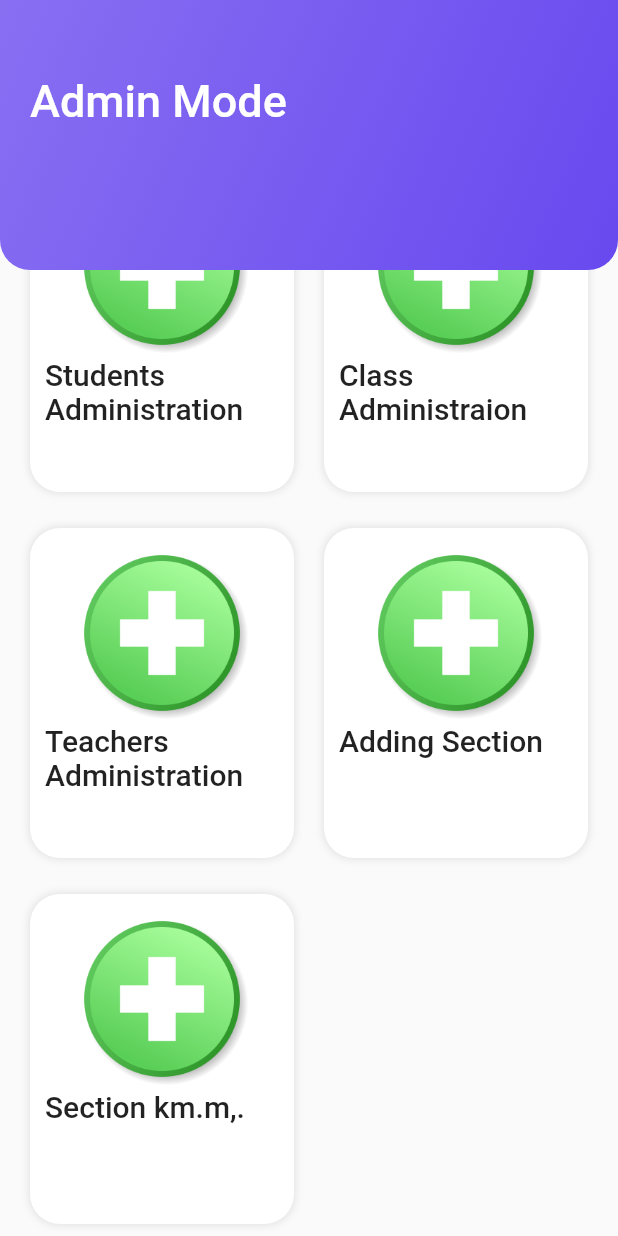
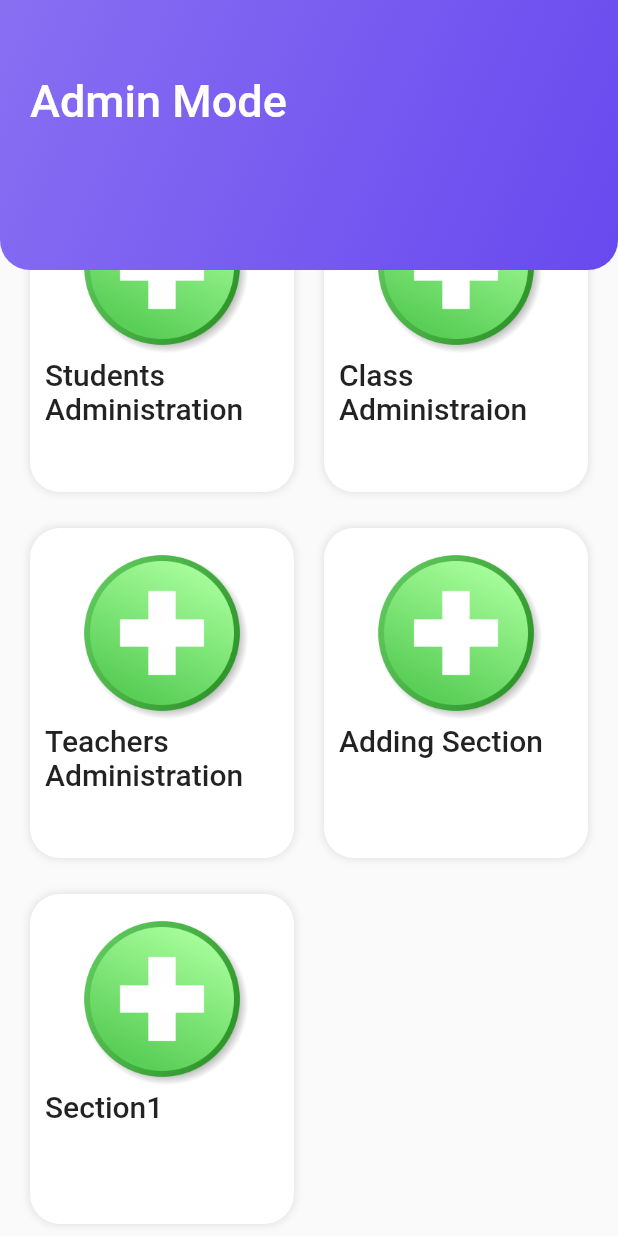
Before and after one commit to Basheer2001/School_Management_System, a Flutter app: the screen it shows after launch, scrolled down 80 dp, on a phone screen of 412 x 824 dp. Run offline on Flutter 3.47's test engine with Material 2 defaults, Android fonts, the phone set to English and light mode, and no system bars; our stand-ins replace shared_preferences; accounts and stored records are empty.

Commit message:
images and texts

```diff
--- a/lib/ui/featuredScreen.dart
+++ b/lib/ui/featuredScreen.dart
@@ -253,7 +253,7 @@ Widget body(BuildContext context) {
                   ),
                 ),
                 Text(
-                  'Section km.m,.',
+                  'Section1',
                   style: Theme.of(context).textTheme.bodyLarge,
                 )
               ],
```
